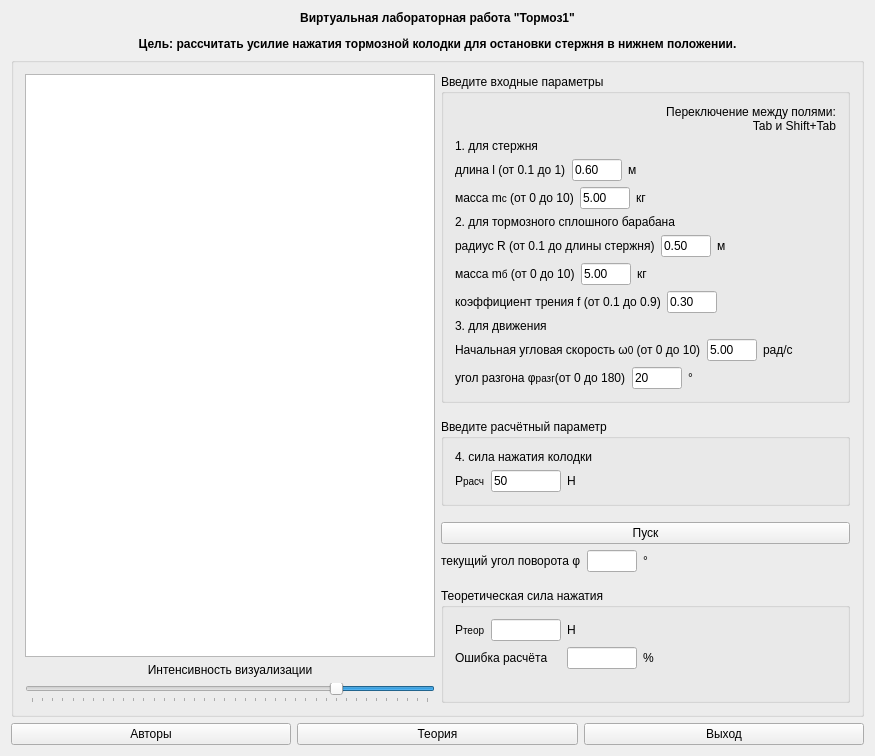
This is mainwindow.ui in mmaulwurff/mech-brake1 as Qt 5 draws it before an edit. The edited form follows.
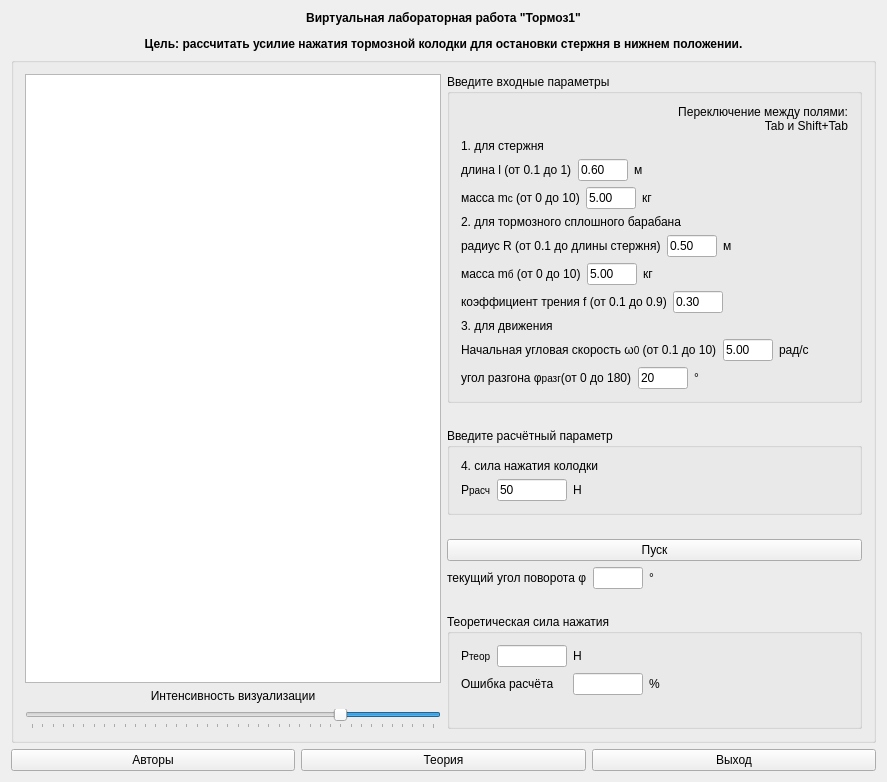
This is the edited form. Icons and pictures are not drawn.

Commit message: new w min: 0.1. initial angles are 0

Patch:
```diff
--- a/mainwindow.ui
+++ b/mainwindow.ui
@@ -6,8 +6,8 @@
    <rect>
     <x>0</x>
     <y>0</y>
-    <width>875</width>
-    <height>756</height>
+    <width>887</width>
+    <height>782</height>
    </rect>
   </property>
   <property name="windowTitle">
@@ -470,7 +470,7 @@
               <item>
                <widget class="QLabel" name="label_9">
                 <property name="text">
-                 <string>&lt;html&gt;&lt;head/&gt;&lt;body&gt;&lt;p&gt;Начальная угловая скорость ω&lt;span style=&quot; font-size:small;&quot;&gt;0&lt;/span&gt; (от 0 до 10)&lt;/p&gt;&lt;/body&gt;&lt;/html&gt;</string>
+                 <string>&lt;html&gt;&lt;head/&gt;&lt;body&gt;&lt;p&gt;Начальная угловая скорость ω&lt;span style=&quot; font-size:small;&quot;&gt;0&lt;/span&gt; (от 0.1 до 10)&lt;/p&gt;&lt;/body&gt;&lt;/html&gt;</string>
                 </property>
                </widget>
               </item>
```
The commit also changes 1 other file.
